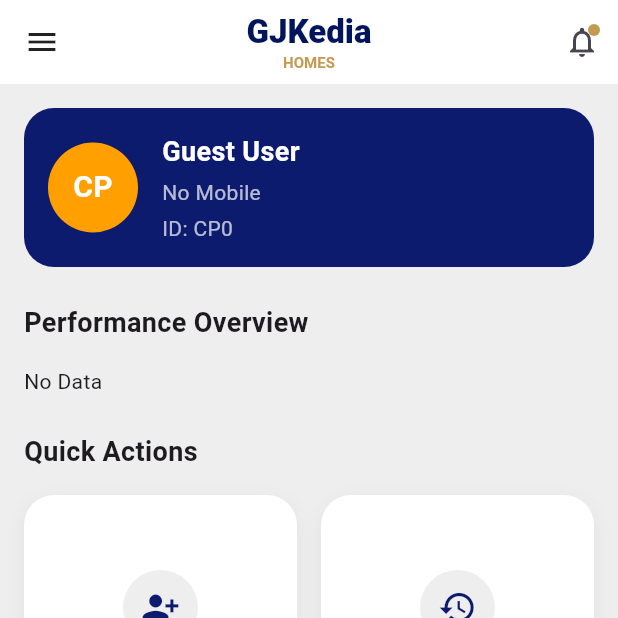
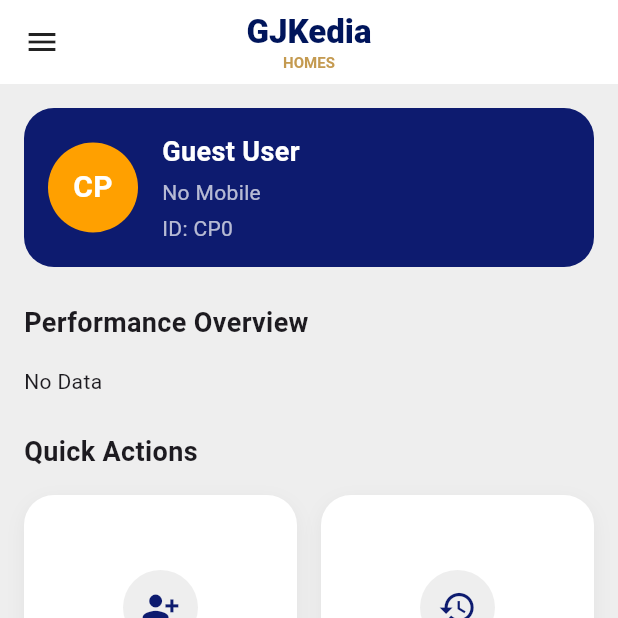
Before and after one commit to RkNani19/cp_app, a Flutter app: the DashboardScreen screen opened directly, item 2 of the bottom bar chosen, on a phone screen of 412 x 824 dp, the top half of it. Run offline on Flutter 3.47's test engine with Material 3 defaults, Android fonts, the phone set to English and light mode, and no system bars; our stand-ins replace dio, permission_handler, share_plus, shared_preferences, youtube_player_flutter; missing offline and left inert: flutter_device_apps, flutter_phone_direct_caller; accounts and stored records are empty; network calls fail.

Commit message:
adding new screen chnageing code share to open application

```diff
--- a/lib/view/add_customer.dart
+++ b/lib/view/add_customer.dart
@@ -359,7 +359,9 @@
       maxLines: 6,
       decoration: _inputDecoration(
         'Add any additional notes...',
-      ).copyWith(suffixIcon: Icon(Icons.mic_none, color: Colors.grey[600])),
+      ).copyWith(
+       // suffixIcon: Icon(Icons.mic_none, color: Colors.grey[600])
+        ),
     );
   }
 
--- a/lib/view/cp_login_screen.dart
+++ b/lib/view/cp_login_screen.dart
@@ -1,6 +1,7 @@
 import 'package:flutter/material.dart';
 import 'package:gjk_cp/view/add_customer.dart';
 import 'package:gjk_cp/view/dashboard_screen.dart';
+import 'package:gjk_cp/view/sale_history.dart';
 import 'package:gjk_cp/viewmodel/cp_dashboard_viewmodel.dart';
 import 'package:provider/provider.dart';
 import 'package:shared_preferences/shared_preferences.dart';
@@ -136,18 +137,32 @@
                     crossAxisSpacing: 16,
                     childAspectRatio: 1,
                     children: [
-                      quickActionItem(Icons.person_add_alt_1, "Add Customer",  onTap: () {
+                      quickActionItem(
+                        Icons.person_add_alt_1,
+                        "Add Customer",
+                        onTap: () {
                           Navigator.push(
                             context,
                             MaterialPageRoute(
-            builder: (context) => const AddCustomer(title: '',),
+                              builder: (context) =>
+                                  const AddCustomer(title: ''),
                             ),
                           );
                         },
                       ),
 
-
-                      quickActionItem(Icons.history, "Sales History"),
+                      quickActionItem(
+                        Icons.history,
+                        "Sales History",
+                        onTap: () {
+                          Navigator.push(
+                            context,
+                            MaterialPageRoute(
+                              builder: (context) => SalesHistory(),
+                            ),
+                          );
+                        },
+                      ),
                       quickActionItem(Icons.image_outlined, "Creatives"),
                       quickActionItem(Icons.share_outlined, "Share App"),
                     ],
@@ -277,7 +292,7 @@
   }
 
   /// 🔷 QUICK ACTION ITEM
-  Widget quickActionItem(IconData icon, String title,{VoidCallback? onTap}) {
+  Widget quickActionItem(IconData icon, String title, {VoidCallback? onTap}) {
     return GestureDetector(
       onTap: onTap,
       child: Container(
--- a/lib/view/create_associate.dart
+++ b/lib/view/create_associate.dart
@@ -194,6 +194,7 @@
                     : const Text(
                         "Create Associate",
                         style: TextStyle(
+                          color: Colors.white,
                           fontSize: 16,
                           fontWeight: FontWeight.w600,
                         ),
--- a/lib/view/dashboard_screen.dart
+++ b/lib/view/dashboard_screen.dart
@@ -132,28 +132,28 @@
         ),
 
         /// NOTIFICATION
-        actions: [
-          Stack(
-            children: [
-              IconButton(
-                icon: const Icon(Icons.notifications_none_outlined),
-                onPressed: () {},
-              ),
-              Positioned(
-                top: 12,
-                right: 12,
-                child: Container(
-                  width: 8,
-                  height: 8,
-                  decoration: BoxDecoration(
-                    color: AppColors.accentGold,
-                    shape: BoxShape.circle,
-                  ),
-                ),
-              ),
-            ],
-          ),
-        ],
+        // actions: [
+        //   Stack(
+        //     children: [
+        //       // IconButton(
+        //       //   icon: const Icon(Icons.notifications_none_outlined),
+        //       //   onPressed: () {},
+        //       // ),
+        //       Positioned(
+        //         top: 12,
+        //         right: 12,
+        //         child: Container(
+        //           width: 8,
+        //           height: 8,
+        //           decoration: BoxDecoration(
+        //             color: AppColors.accentGold,
+        //             shape: BoxShape.circle,
+        //           ),
+        //         ),
+        //       ),
+        //     ],
+        //   ),
+        // ],
       ),
 
       /// ================= DRAWER =================
--- a/lib/view/share.dart
+++ b/lib/view/share.dart
@@ -1,5 +1,5 @@
-import 'package:device_apps/device_apps.dart';
 import 'package:flutter/material.dart';
+import 'package:flutter_device_apps/flutter_device_apps.dart';
 import 'package:shared_preferences/shared_preferences.dart';
 import 'package:url_launcher/url_launcher.dart';
 import 'package:share_plus/share_plus.dart';
@@ -34,7 +34,7 @@
 }
 
 Future<bool> isAppInstalled(String packageName) async {
-  return await DeviceApps.isAppInstalled(packageName);
+  return await FlutterDeviceApps.openApp(packageName);
 }
 
 Future<void> openAppOrStore({
--- a/pubspec.yaml
+++ b/pubspec.yaml
@@ -45,7 +45,7 @@
   dio: ^5.4.0
   path_provider: ^2.1.2
   flutter_downloader: ^1.11.6
-  device_apps: ^2.2.0
+  flutter_device_apps: ^0.6.0
 
 
 dev_dependencies:
```
Also changed, not shown: lib/view/tele_caller.dart (+14 -14 lines), pubspec.lock. Lines whose indentation alone changed are shown as unchanged.
